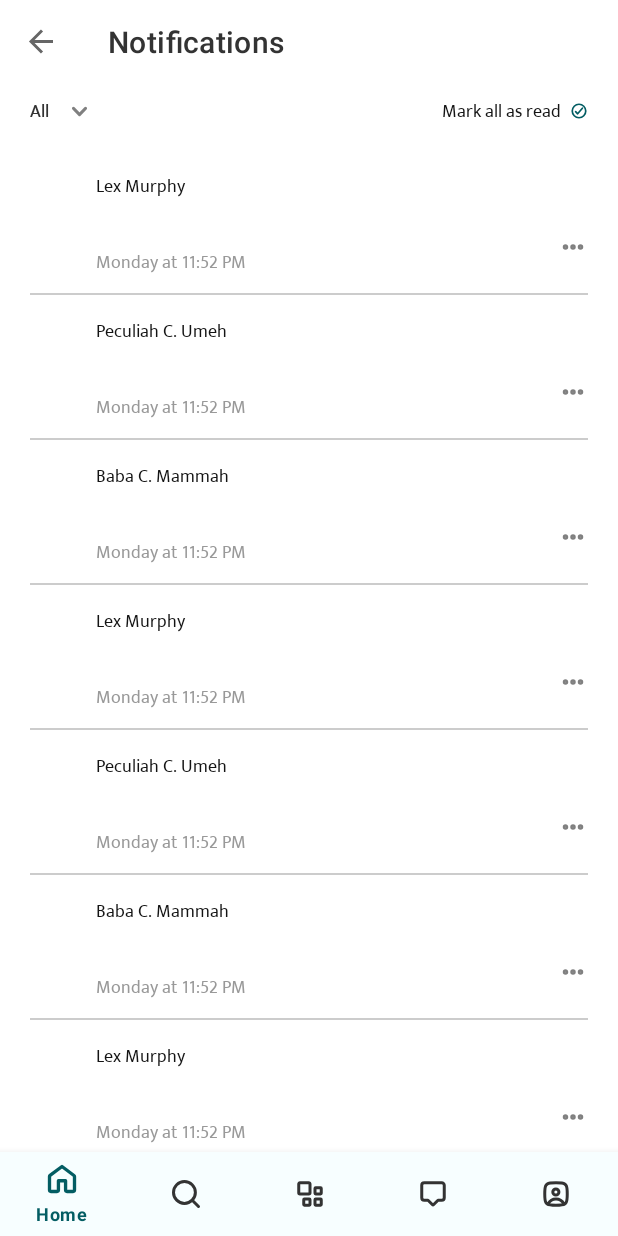
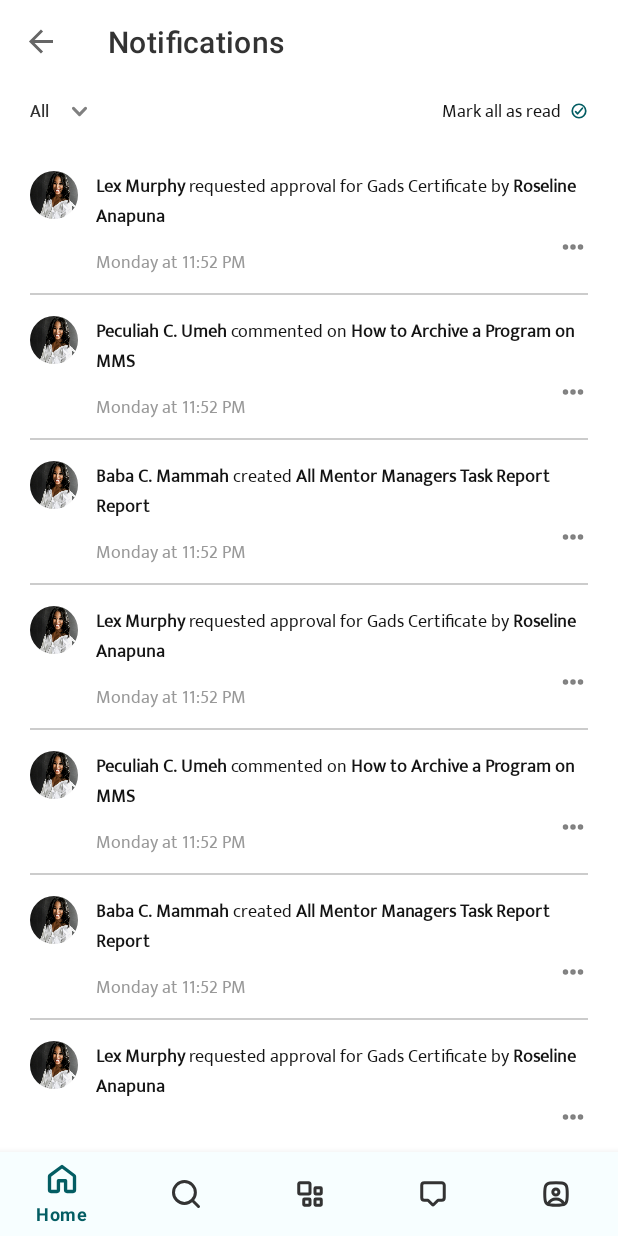
Before and after one commit to marawanxmamdouh/alc-MMSystem-admin, an Android app: the NotificationFragment screen opened through its navigation route, on a phone screen of 412 x 824 dp. Run offline under Robolectric (Android 15) with nearby library versions, the phone set to English and light mode, and no system bars; our stand-ins replace data binding, navigation-ui; libraries missing offline, so code that uses them is left out: android.text.

Commit message:
add notification description string builder

```diff
--- a/app/src/main/java/com/peculiaruc/alc_mmsystem_admin/ui/notification/NotificationFragment.kt
+++ b/app/src/main/java/com/peculiaruc/alc_mmsystem_admin/ui/notification/NotificationFragment.kt
@@ -52,7 +52,7 @@ class NotificationFragment : BaseFragment<FragmentNotificationBinding>() {
             "Monday at 11:52 PM",
             "Baba C. Mammah",
             "created",
-            "All Mentor Managers Task Report"
+            "All Mentor Managers Task Report Report"
         ),
         Notification(
             "",
@@ -73,7 +73,7 @@ class NotificationFragment : BaseFragment<FragmentNotificationBinding>() {
             "Monday at 11:52 PM",
             "Baba C. Mammah",
             "created",
-            "All Mentor Managers Task Report"
+            "All Mentor Managers Task Report Report"
         ),
         Notification(
             "",
--- a/app/src/main/res/layout/fragment_notification.xml
+++ b/app/src/main/res/layout/fragment_notification.xml
@@ -51,6 +51,7 @@
             android:layout_width="match_parent"
             android:layout_height="0dp"
             android:layout_marginTop="15dp"
+            android:layout_marginBottom="20dp"
             android:clipToPadding="false"
             android:overScrollMode="never"
             app:layoutManager="androidx.recyclerview.widget.LinearLayoutManager"
--- a/app/src/main/res/layout/item_notification.xml
+++ b/app/src/main/res/layout/item_notification.xml
@@ -4,6 +4,8 @@
     xmlns:tools="http://schemas.android.com/tools">
 
     <data>
+
+        <import type="android.text.Html" />
 
         <variable
             name="item"
@@ -18,13 +20,15 @@
     <androidx.constraintlayout.widget.ConstraintLayout
         android:layout_width="match_parent"
         android:layout_height="wrap_content"
-        android:onClick="@{()-> listener.onNotificationClick(item)}"
-        android:layout_marginTop="14dp">
+        android:layout_marginTop="14dp"
+        android:minHeight="80dp"
+        android:onClick="@{()-> listener.onNotificationClick(item)}">
 
         <com.google.android.material.imageview.ShapeableImageView
             android:id="@+id/image"
             android:layout_width="32dp"
             android:layout_height="32dp"
+            android:background="@drawable/image"
             android:scaleType="centerCrop"
             app:layout_constraintStart_toStartOf="parent"
             app:layout_constraintTop_toTopOf="parent"
@@ -39,7 +43,7 @@
             android:fontFamily="@font/mukta_regular"
             android:gravity="start"
             android:lines="2"
-            android:text="@{item.from}"
+            android:text="@{Html.fromHtml(@string/notification_details(item.from,item.action,item.actionOn))}"
             android:textColor="@color/mms_black_1"
             android:textSize="12sp"
             app:layout_constraintEnd_toEndOf="parent"
--- a/app/src/main/res/values/strings.xml
+++ b/app/src/main/res/values/strings.xml
@@ -88,4 +88,5 @@
     <string name="notification_title">Notifications</string>
     <string name="all_notifications">All</string>
     <string name="read_notification">Mark all as read</string>
+    <string name="notification_details">&lt;b> %1$s &lt;/b>  %2$s &lt;b> %3$s &lt;/b></string>
 </resources>
```
